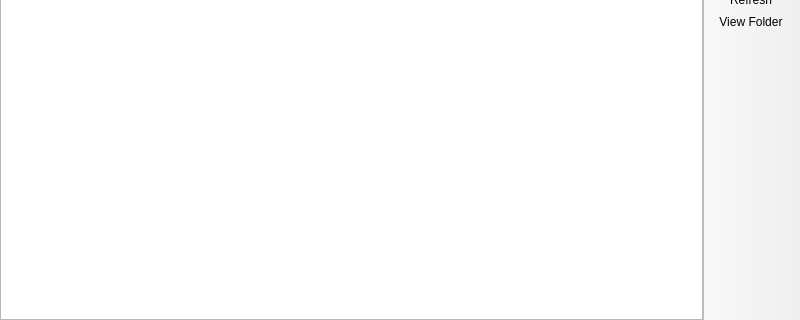
Above: launcher/ui/MultiWorldListPage.ui from PrismLauncher/PrismLauncher before the change; both pictures show x 0 to 800 and y 280 to 600 of the 800 by 600 pixel window. Below: the same form after it.
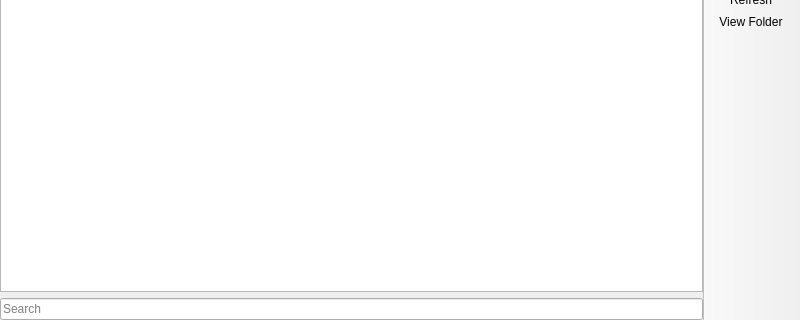
That is the form after the change. Custom widgets are drawn as their Qt base class.

Commit message: added search bar to worlds screen

```diff
--- a/launcher/ui/MultiWorldListPage.ui
+++ b/launcher/ui/MultiWorldListPage.ui
@@ -25,6 +25,8 @@
      <number>0</number>
     </property>
     <item>
+     <layout class="QVBoxLayout" name="verticalLayout">
+      <item>
      <widget class="QTreeView" name="worldTreeView">
       <property name="sizePolicy">
        <sizepolicy hsizetype="Expanding" vsizetype="Expanding">
@@ -60,6 +62,15 @@
        <bool>false</bool>
       </attribute>
      </widget>
+      </item>
+      <item>
+       <widget class="QLineEdit" name="filterEdit">
+        <property name="placeholderText">
+         <string>Search</string>
+        </property>
+       </widget>
+      </item>
+      </layout>
     </item>
    </layout>
   </widget>
```
Lines whose indentation alone changed are shown as unchanged. The commit also changes 2 other files.
